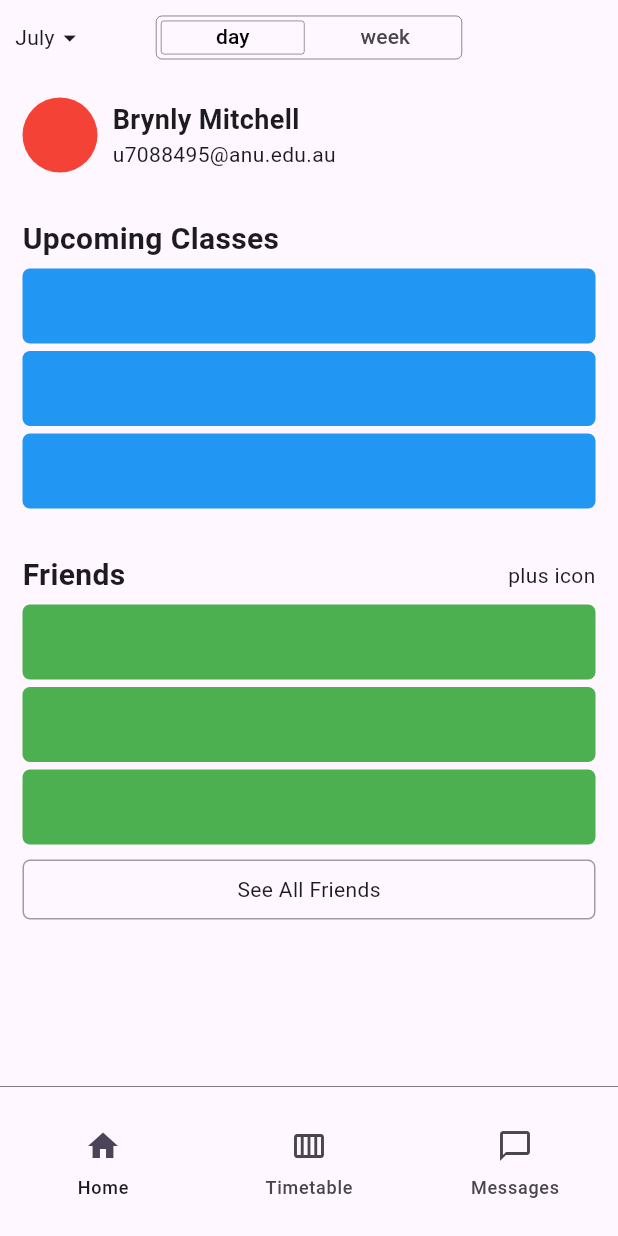
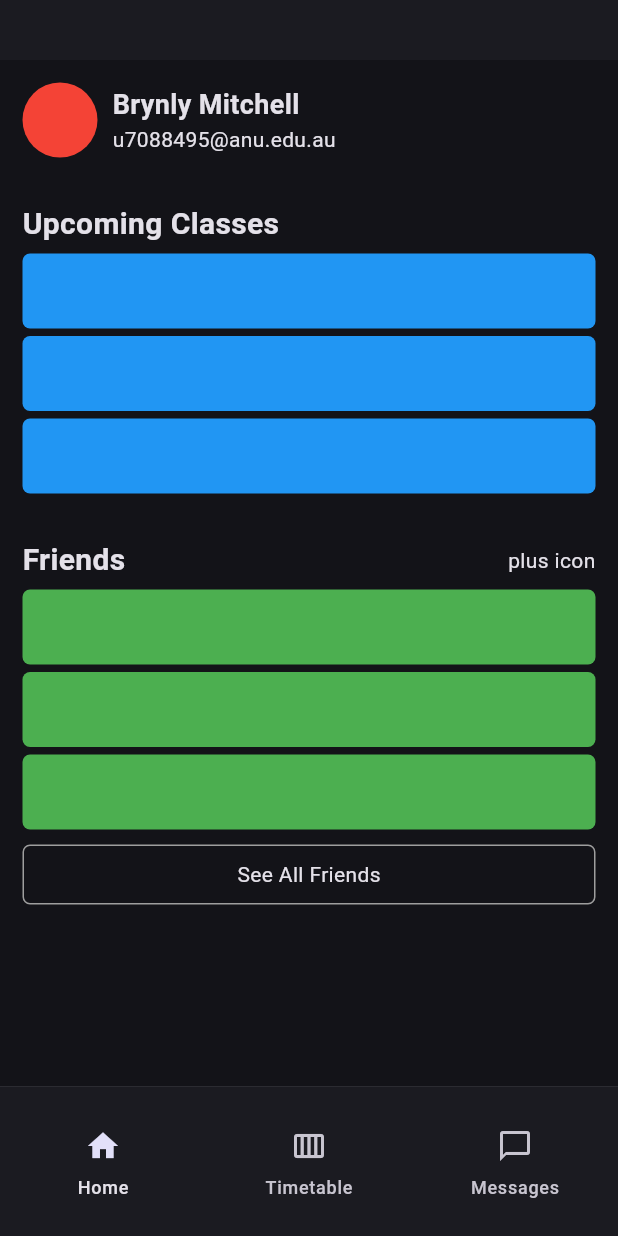
Before and after one commit to BrynMtchll/anu_timetable, a Flutter app: the screen it shows after launch, on a phone screen of 412 x 824 dp. Run offline on Flutter 3.47's test engine with Material 3 defaults, Android fonts, the phone set to English and light mode, and no system bars; our stand-ins replace calendar_view.

Commit message:
some theming and styling

```diff
--- a/lib/app.dart
+++ b/lib/app.dart
@@ -119,10 +119,13 @@ class _AppState extends State<App> with SingleTickerProviderStateMixin{
       child: MaterialApp(
         title: 'Flutter Demo',
         theme: ThemeData(
-          colorScheme: ColorScheme.fromSeed(seedColor: Colors.deepPurple),
+          colorScheme: ColorScheme.fromSeed(
+            seedColor: const Color.fromARGB(255, 58, 60, 183),
+            inverseSurface: const Color.fromARGB(255, 86, 86, 86),
+            brightness: Brightness.dark),
           useMaterial3: true),
         home: Scaffold(
-          appBar: MyAppBar(),
+          appBar: MyAppBar(currentPageIndex: currentPageIndex),
           bottomNavigationBar: MyBottomNavigationBar(
             currentPageIndex: currentPageIndex,
             onPageChanged: (int index) {
--- a/lib/pages/timetable_page.dart
+++ b/lib/pages/timetable_page.dart
@@ -6,7 +6,6 @@ import 'package:anu_timetable/widgets/day_view.dart';
 import 'package:anu_timetable/widgets/week_view.dart';
 import 'package:anu_timetable/widgets/week_bar.dart';
 import 'package:anu_timetable/widgets/month_bar.dart';
-import 'package:anu_timetable/util/timetable_layout.dart';
 import 'package:provider/provider.dart';
 
 class TimetablePage extends StatefulWidget {
@@ -43,6 +42,7 @@ class _TimetablePageState extends State<TimetablePage> {
                   WeekBar(),
                   AnimatedOpacity(
                     opacity: monthBarAnimationNotifier.shrunk ? 0 : 1,
+                    curve: Curves.easeOut,
                     duration: Duration(milliseconds: 100),
                     child: Visibility(
                     maintainState: true,
@@ -50,9 +50,8 @@ class _TimetablePageState extends State<TimetablePage> {
                     visible: monthBarAnimationNotifier.visible,
                     child: MonthBar()
                   ))]),
-
                 AnimatedContainer(
-                    duration: Duration(milliseconds: 200),
+                    duration: Duration(milliseconds: MonthBarAnimationNotifier.duration),
                     curve: Curves.easeInOut,
                     height: constraints.maxHeight - monthBarAnimationNotifier.displayHeight,
                     width: constraints.maxWidth,
--- a/lib/util/timetable_layout.dart
+++ b/lib/util/timetable_layout.dart
@@ -6,11 +6,13 @@ class TimetableLayout {
 
   static final double height = 1700;
 
-  static final double tabBarHeight = 45;
+  static final double tabBarHeight = 30;
 
-  static final double weekBarHeight = 70;
+  static final double weekBarHeight = 60;
 
   static final double barDayHeight = 30;
+
+  static final double weekdayLabelSize = 20;
 
   /// An even segment for each of the 24 hours of the day,
   /// plus a half hour top and bottom for padding.
--- a/lib/widgets/app_bar.dart
+++ b/lib/widgets/app_bar.dart
@@ -1,48 +1,43 @@
 import 'package:anu_timetable/model/animation_notifiers.dart';
-import 'package:anu_timetable/model/controllers.dart';
 import 'package:anu_timetable/util/timetable_layout.dart';
 import 'package:flutter/material.dart';
 import 'package:provider/provider.dart';
-import 'package:anu_timetable/model/current_datetime_notifiers.dart';
 import 'package:anu_timetable/model/timetable_model.dart';
 import 'package:anu_timetable/widgets/tab_bar.dart';
 
 class MyAppBar extends StatelessWidget implements PreferredSizeWidget{
-  const MyAppBar({super.key});
+  final int currentPageIndex;
+  const MyAppBar({super.key, required this.currentPageIndex});
 
   @override
   Widget build(BuildContext context) {
+    final colorScheme = Theme.of(context).colorScheme;
     return AppBar(
-      leadingWidth: 104,
-      leading: Container(
-        alignment: Alignment.centerLeft,
-        child: _PickerButton()),
+      leadingWidth: 110,
+      leading: currentPageIndex == 1 ? _PickerButton() : null,
+      backgroundColor: colorScheme.surfaceContainerLow,
       titleSpacing: 0,
       centerTitle: true,
-      title: MyTabBar(),
+      title: currentPageIndex == 1 ? MyTabBar() : null,
       actions: [
-        SizedBox(width: 104),
+        SizedBox(width: 110),
       ]);
   }
   @override
-  Size get preferredSize => Size.fromHeight(50);
+  Size get preferredSize => Size.fromHeight(40);
 }
 
 class _PickerButton extends StatelessWidget {
-  void _onPressed(context, currentDay, timetableModel) async {
-    MonthBarAnimationNotifier monthBarAnimationNotifier = Provider.of<MonthBarAnimationNotifier>(context, listen: false);
-    monthBarAnimationNotifier.flip(!monthBarAnimationNotifier.open);
-  }
-
   @override
   Widget build(BuildContext context) {
     ColorScheme colorScheme = Theme.of(context).colorScheme;
-    return Consumer2<CurrentDay, TimetableModel>(
-      builder: (context, currentDay, timetableModel, child) =>
-        GestureDetector(
-          onTap: () => _onPressed(context, currentDay, timetableModel),
+    MonthBarAnimationNotifier monthBarAnimationNotifier = Provider.of<MonthBarAnimationNotifier>(context, listen: false);
+    return GestureDetector(
+      onTap: () {
+        monthBarAnimationNotifier.toggleOpen(!monthBarAnimationNotifier.open);
+      },
       child: Padding(
-            padding: EdgeInsets.symmetric(horizontal: 10, vertical: 7),
+        padding: EdgeInsetsGeometry.only(left: 20),
         child: Row(
           children: [
             _PickerButtonText(),
@@ -50,7 +45,7 @@ class _PickerButton extends StatelessWidget {
               Icons.arrow_drop_down,
               color: colorScheme.onSurface,
               size: 20)
-              ]))));
+          ])));
   }
 }
 
@@ -61,7 +56,7 @@ class _PickerButtonText extends StatelessWidget {
       builder: (context, timetableModel, child) => Text(
         style: TextStyle(
           fontWeight: FontWeight.w400,
-          fontSize: 14),
+          fontSize: 13),
         TimetableLayout.monthString(timetableModel.activeDay.month)));
   }
 }
--- a/lib/widgets/bottom_navigation_bar.dart
+++ b/lib/widgets/bottom_navigation_bar.dart
@@ -16,10 +16,10 @@ class MyBottomNavigationBar extends StatelessWidget {
       height: 100,
       decoration: BoxDecoration(
         border: Border(
-          top: BorderSide(width: 0.5, color: colorScheme.onSurface))),
+          top: BorderSide(width: 0.2, color: colorScheme.onSurface))),
       child: NavigationBar(
         elevation: 0,
-        backgroundColor: colorScheme.surface,
+        backgroundColor: colorScheme.surfaceContainerLow,
         selectedIndex: currentPageIndex,
         indicatorColor: Colors.transparent,
         labelBehavior: NavigationDestinationLabelBehavior.alwaysShow,
@@ -28,8 +28,7 @@ class MyBottomNavigationBar extends StatelessWidget {
           NavigationDestination(
             icon: Icon(Icons.home_outlined),
             selectedIcon: Icon(Icons.home),
-            label: 'Home'
-          ),
+            label: 'Home'),
           NavigationDestination(
             icon: Icon(Icons.calendar_view_week_outlined),
             selectedIcon: Icon(Icons.calendar_view_week),
--- a/lib/widgets/day_view.dart
+++ b/lib/widgets/day_view.dart
@@ -21,6 +21,7 @@ class _DayViewState extends State<DayView> with AutomaticKeepAliveClientMixin<Da
 
   @override
   Widget build(BuildContext context) {
+    final colorScheme = Theme.of(context).colorScheme;
     super.build(context);
     return LayoutBuilder(
       builder: (BuildContext context, BoxConstraints constraints) {
@@ -28,7 +29,8 @@ class _DayViewState extends State<DayView> with AutomaticKeepAliveClientMixin<Da
               controller: Provider.of<DayViewScrollController>(context, listen: false),
               child: ClipRect(
                 clipper: HorizontalClipper(),
-                child: SizedBox(
+                child: Container(
+                  color: colorScheme.surface,
                   height: TimetableLayout.height,
                   child: _DayPageView())));
       });
@@ -37,7 +39,6 @@ class _DayViewState extends State<DayView> with AutomaticKeepAliveClientMixin<Da
 
 class _DayPageView extends StatelessWidget {
   const _DayPageView();
-
   @override
   Widget build(BuildContext context) {
     return Consumer<DayViewPageController>(
--- a/lib/widgets/tab_bar.dart
+++ b/lib/widgets/tab_bar.dart
@@ -15,24 +15,27 @@ class MyTabBar extends StatelessWidget {
       child:
         SizedBox(
           height: TimetableLayout.tabBarHeight,
-          width: 250,
+          width: 180,
           child: Container(
             decoration: BoxDecoration(
-              borderRadius: BorderRadius.circular(4),
-              border: Border.all(width: 0.3)),
-            margin: EdgeInsets.symmetric(horizontal: 0, vertical: 8),
+              color: colorScheme.surfaceContainerHighest,
+              borderRadius: BorderRadius.circular(10)),
             child: Consumer<ViewTabController>(
               builder: (context, tabController, child) =>
                 TabBar(
                   splashFactory: NoSplash.splashFactory,
                   dividerHeight: 0,
                   indicatorSize: TabBarIndicatorSize.tab,
-                labelColor: Colors.black,
-                indicatorPadding: EdgeInsets.symmetric(horizontal: 3, vertical: 3),
+                  labelColor: colorScheme.onSurface,
+                  indicatorPadding: EdgeInsets.symmetric(horizontal: 1.5, vertical: 1.5),
+                  labelStyle: TextStyle(fontSize: 14, fontWeight: FontWeight.w500),
+                  unselectedLabelStyle: TextStyle(
+                    fontSize: 14,
+                    fontWeight: FontWeight.w500,
+                    color: colorScheme.onSurface),
                   indicator: BoxDecoration(
-                  // color: const Color.fromARGB(58, 147, 148, 149),
-                  borderRadius: BorderRadius.circular(2),
-                  border: Border.all(color: colorScheme.onSurface, width: 0.3)),
+                    borderRadius: BorderRadius.circular(8),
+                    color: colorScheme.surface),
                   controller: tabController,
                   tabs: [
                     Tab(text: "day"),
```
Also changed, not shown: lib/model/animation_notifiers.dart (+4 -3 lines), lib/widgets/month_bar.dart (+12 -14 lines), lib/widgets/week_bar.dart (+18 -18 lines). Lines whose indentation alone changed are shown as unchanged.
